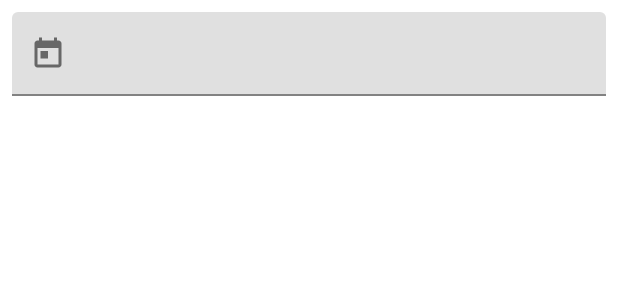
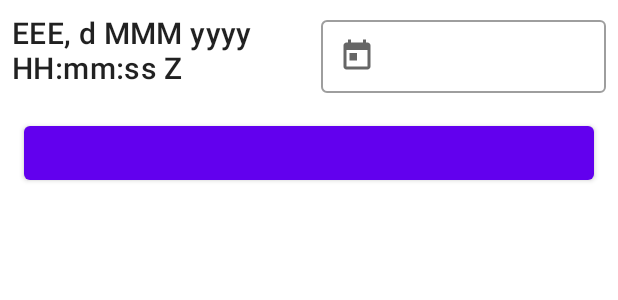
Before and after one commit to carlosezam/android-playground, an Android app: the layout fragment_form.xml on its own in the app's theme, with its tools: preview values and no code run, on a phone screen of 412 x 824 dp. Shown: the top 300 px of the screen. Run offline under Robolectric (Android 15) with nearby library versions, the phone set to English and light mode, and no system bars.

Commit message:
InputDatePicker Two-way data binding

```diff
--- a/app/build.gradle
+++ b/app/build.gradle
@@ -35,7 +35,7 @@ android {
         }
 
         buildFeatures {
-            //dataBinding = true
+            dataBinding = true
             viewBinding = true
         }
 
--- /dev/null
+++ b/app/src/main/java/com/ezam/playground/commons/Utils.kt
@@ -0,0 +1,38 @@
+package com.ezam.playground.commons
+
+import android.content.Context
+import android.content.res.Configuration
+import android.content.res.Resources
+import android.view.View
+import androidx.core.os.ConfigurationCompat
+import java.text.DateFormat
+import java.text.ParseException
+import java.text.SimpleDateFormat
+import java.util.*
+
+val Context.locale: Locale
+    get() = ConfigurationCompat.getLocales( resources.configuration )[0]
+
+fun dateFormat() = dateFormatOf( null, Resources.getSystem().configuration )
+
+fun dateFormatOf( format: String?, configuration: Configuration ) : DateFormat {
+
+    val locale = ConfigurationCompat.getLocales(configuration)[0]
+
+    if( format.isNullOrBlank() ){
+        return DateFormat.getDateInstance( DateFormat.MEDIUM, locale )
+    } else {
+        return SimpleDateFormat( format, locale )
+    }
+}
+
+fun simpleDateFormatOf( format: String, configuration: Configuration) : SimpleDateFormat {
+    return SimpleDateFormat(format, ConfigurationCompat.getLocales(configuration)[0] )
+}
+
+fun String?.nullIfBlank() : String? = if( isNullOrBlank() ) null else this
+
+fun DateFormat.formatOrNull(date: Date?) : String? {
+    val value = date ?: return null
+    return try{ format(value) } catch (e: ParseException){ null }
+}
--- a/app/src/main/java/com/ezam/playground/customviews/InputDatePicker.kt
+++ b/app/src/main/java/com/ezam/playground/customviews/InputDatePicker.kt
@@ -11,9 +11,15 @@ import android.widget.DatePicker
 import android.widget.LinearLayout
 import androidx.constraintlayout.widget.ConstraintLayout
 import androidx.core.content.res.getResourceIdOrThrow
+import androidx.databinding.BindingAdapter
+import androidx.databinding.InverseBindingAdapter
+import androidx.databinding.InverseBindingListener
 import com.google.android.material.textfield.TextInputLayout
 import com.ezam.playground.R
+import com.ezam.playground.commons.*
 import com.google.android.material.textfield.TextInputEditText
+import java.text.DateFormat
+import java.util.*
 
 
 class InputDatePicker @JvmOverloads constructor(
@@ -22,12 +28,21 @@ class InputDatePicker @JvmOverloads constructor(
     defStyleAttr: Int = R.attr.inputDatePickerStyle
 ) : ConstraintLayout(context, attrs, defStyleAttr){
 
-    val style: Int
-    val textInputLayout: TextInputLayout
+    private lateinit var dateFormat: DateFormat
 
-    var datePickerDialogStyle = 0
+    private val style: Int
+    private val textInputLayout: TextInputLayout
+
+    private var datePicked: Date? = null
+    private var datePickedCallback: (Date) -> Unit = {}
+    private var datePickerDialogStyle = 0
+
+    private var text: String?
+        set(value) { textInputLayout.editText?.setText( value ) }
+        get() = textInputLayout.editText?.text?.toString() ?: ""
+
     init {
-
+        DateFormat.LONG
 
         with( context.obtainStyledAttributes(null, intArrayOf(R.attr.inputDatePickerStyle) ) ){
             style = getResourceIdOrThrow(0)
@@ -40,6 +55,8 @@ class InputDatePicker @JvmOverloads constructor(
 
         textInputLayout = findViewById(R.id.textInputLayout)
 
+        var stringFormat: String? = null
+
         attrs?.let {
             val typedArray = context.obtainStyledAttributes(it,
                 R.styleable.InputDatePicker,
@@ -49,20 +66,71 @@ class InputDatePicker @JvmOverloads constructor(
 
             datePickerDialogStyle = typedArray.getResourceId( R.styleable.InputDatePicker_inputDateDialogStyle , 0)
 
+            stringFormat = typedArray.getString(R.styleable.InputDatePicker_format).nullIfBlank()
+
+
             typedArray.recycle()
         }
+
+
+        setFormat( stringFormat )
 
         textInputLayout.editText?.setOnClickListener {
             openDialog()
         }
     }
 
+    fun setDatePickedListener( handler: (Date) -> Unit ){
+        datePickedCallback = handler
+    }
+
     fun openDialog(){
-        val dialog = DatePickerDialog(context, datePickerDialogStyle, onDateSetCallback,1 ,1, 1)
+
+        val showDate = Calendar.getInstance( context.locale )
+
+        datePicked?.let { showDate.time = it }
+
+        val dialog = DatePickerDialog(
+            context, datePickerDialogStyle, onDateSetCallback,
+            showDate.get( Calendar.YEAR ) ,showDate.get( Calendar.MONTH), showDate.get( Calendar.DAY_OF_MONTH ) )
+
         dialog.show()
     }
 
-    val onDateSetCallback = DatePickerDialog.OnDateSetListener { view, year, month, dayOfMonth ->
+    private var onDateSetCallback = DatePickerDialog.OnDateSetListener { _, year, month, dayOfMonth ->
+        val date = Calendar.getInstance().apply { set(year, month, dayOfMonth) }.time
+        setDate( date )
+    }
 
+    fun setFormat(stringFormat: String?) {
+        if( stringFormat == null ) {
+            dateFormat = dateFormat()
+        } else {
+            dateFormat = simpleDateFormatOf(stringFormat, resources.configuration)
+        }
+
+        datePicked?.let { text = dateFormat.formatOrNull(it) }
+    }
+
+    fun setDate(date: Date?){
+        if( date?.time == datePicked?.time ) return
+        datePicked = date
+        text = dateFormat.formatOrNull( date )
+        date?.let{ datePickedCallback( date ) }
+    }
+
+
+    fun getDate() : Date? = datePicked?.let { Date( it.time ) }
+}
+
+@BindingAdapter("dateAttrChanged")
+fun InputDatePicker.setListener( attrChange: InverseBindingListener?){
+    setDatePickedListener {
+        attrChange?.onChange()
     }
 }
+
+@InverseBindingAdapter(attribute = "date")
+fun InputDatePicker.getDateValue() : Date ? {
+    return this.getDate()
+}
--- a/app/src/main/res/layout/fragment_form.xml
+++ b/app/src/main/res/layout/fragment_form.xml
@@ -1,14 +1,50 @@
 <?xml version="1.0" encoding="utf-8"?>
-<androidx.constraintlayout.widget.ConstraintLayout xmlns:android="http://schemas.android.com/apk/res/android"
-    android:layout_width="match_parent"
-    android:layout_height="match_parent"
+<layout xmlns:tools="http://schemas.android.com/tools"
+    xmlns:android="http://schemas.android.com/apk/res/android"
     xmlns:app="http://schemas.android.com/apk/res-auto">
 
-    <com.ezam.playground.customviews.InputDatePicker
-        android:id="@+id/input_date"
+    <data>
+        <variable
+            name="vmodel"
+            type="com.ezam.playground.ui.form.FormViewModel" />
+    </data>
+
+    <androidx.constraintlayout.widget.ConstraintLayout
         android:layout_width="match_parent"
-        android:layout_height="wrap_content"
-        app:layout_constraintTop_toTopOf="parent"
-        android:layout_margin="8dp"/>
+        android:layout_height="match_parent">
 
-</androidx.constraintlayout.widget.ConstraintLayout>
+        <TextView
+            android:id="@+id/label_date"
+            android:layout_width="0dp"
+            android:layout_height="wrap_content"
+            android:textAppearance="@style/TextAppearance.MaterialComponents.Headline6"
+            app:layout_constraintTop_toTopOf="parent"
+            app:layout_constraintStart_toStartOf="parent"
+            app:layout_constraintEnd_toStartOf="@id/input_date"
+            tools:text="EEE, d MMM yyyy HH:mm:ss Z"
+            android:layout_margin="8dp"
+            date="@{vmodel.date}"
+            dateFormat="@{vmodel.dateFormat}"
+            />
+
+        <com.ezam.playground.customviews.InputDatePicker
+            android:id="@+id/input_date"
+            android:layout_width="0dp"
+            android:layout_height="wrap_content"
+            android:layout_margin="8dp"
+            app:layout_constraintTop_toTopOf="parent"
+            app:layout_constraintEnd_toEndOf="parent"
+            app:layout_constraintStart_toEndOf="@id/label_date"
+            app:format="@{vmodel.dateFormat}"
+            app:date="@={vmodel.date}"
+            />
+
+        <Button
+            android:layout_width="match_parent"
+            android:layout_height="wrap_content"
+            android:layout_margin="16dp"
+            app:layout_constraintTop_toBottomOf="@id/input_date"
+            android:onClick="@{() -> vmodel.changeFormat() }"
+            />
+    </androidx.constraintlayout.widget.ConstraintLayout>
+</layout>
--- a/app/src/main/res/values/attrs.xml
+++ b/app/src/main/res/values/attrs.xml
@@ -8,5 +8,7 @@
     <declare-styleable name="InputDatePicker" >
         <attr name="inputDateLayoutStyle" format="reference" />
         <attr name="inputDateDialogStyle" format="reference" />
+        <attr name="date" format="string"/>
+        <attr name="format" format="string"/>
     </declare-styleable>
 </resources>
--- a/app/src/main/res/values/styles.xml
+++ b/app/src/main/res/values/styles.xml
@@ -41,7 +41,7 @@
         <item name="inputDateLayoutStyle">@style/Widget.AppTheme.InputDatePickerLayout</item>
     </style>
 
-    <style name="Widget.AppTheme.InputDatePickerLayout" parent="Widget.MaterialComponents.TextInputLayout.FilledBox">
+    <style name="Widget.AppTheme.InputDatePickerLayout" parent="Widget.MaterialComponents.TextInputLayout.OutlinedBox.Dense">
         <item name="startIconDrawable">@drawable/ic_baseline_today_24</item>
     </style>
 </resources>
```
Also changed, not shown: app/src/main/java/com/ezam/playground/bindingadapters/DateBindingsAdaters.kt (added, +21 -0 lines), app/src/main/java/com/ezam/playground/ui/form/FormFragment.kt (+8 -1 lines), app/src/main/java/com/ezam/playground/ui/form/FormViewModel.kt (+12 -0 lines).
